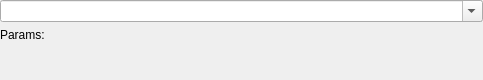
The window that tools/cathedral/ui/ServerScript.ui (shirolong/comp_hack) describes before a commit, drawn with Qt 5.
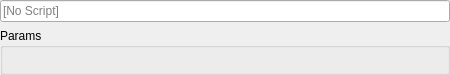
The same window after the commit. Custom widgets are drawn as their Qt base class.

```diff
--- a/tools/cathedral/ui/ServerScript.ui
+++ b/tools/cathedral/ui/ServerScript.ui
@@ -6,8 +6,8 @@
    <rect>
     <x>0</x>
     <y>0</y>
-    <width>483</width>
-    <height>80</height>
+    <width>450</width>
+    <height>75</height>
    </rect>
   </property>
   <layout class="QVBoxLayout" name="verticalLayout">
@@ -24,31 +24,23 @@
     <number>0</number>
    </property>
    <item>
-    <widget class="QComboBox" name="scriptID">
-     <property name="sizePolicy">
-      <sizepolicy hsizetype="Expanding" vsizetype="Fixed">
-       <horstretch>0</horstretch>
-       <verstretch>0</verstretch>
-      </sizepolicy>
+    <widget class="QLineEdit" name="scriptID">
+     <property name="placeholderText">
+      <string>[No Script]</string>
      </property>
-     <property name="editable">
-      <bool>true</bool>
-     </property>
     </widget>
    </item>
    <item>
-    <layout class="QFormLayout" name="formLayout">
-     <item row="0" column="0">
-      <widget class="QLabel" name="lblParams">
-       <property name="text">
-        <string>Params:</string>
-       </property>
-      </widget>
-     </item>
-     <item row="0" column="1">
+    <widget class="QGroupBox" name="grpParams">
+     <property name="title">
+      <string>Params</string>
+     </property>
+     <layout class="QVBoxLayout" name="verticalLayout_2">
+      <item>
       <widget class="DynamicList" name="params" native="true"/>
      </item>
     </layout>
+    </widget>
    </item>
   </layout>
  </widget>
```
Lines whose indentation alone changed are shown as unchanged.
